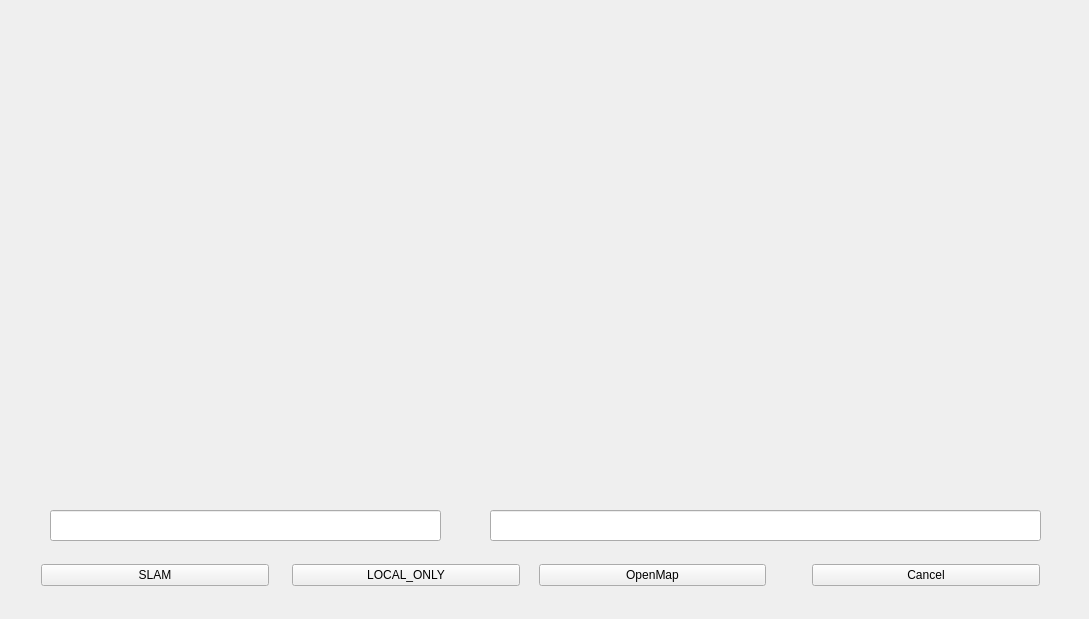
This is widget.ui in izhengfan/MapViewer as Qt 5 draws it before an edit. The edited form follows.
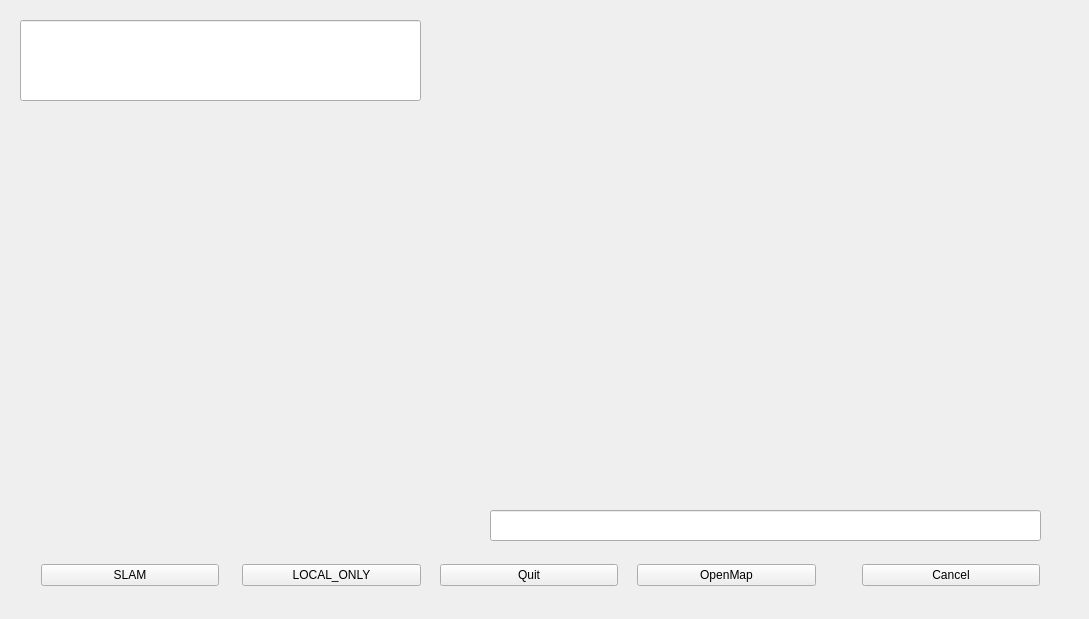
This is the edited form. Custom widgets are drawn as their Qt base class.

Commit message: add 'quit' command

Patch:
```diff
--- a/widget.ui
+++ b/widget.ui
@@ -33,7 +33,7 @@
    <property name="geometry">
     <rect>
      <x>20</x>
-     <y>50</y>
+     <y>130</y>
      <width>410</width>
      <height>370</height>
     </rect>
@@ -98,6 +98,29 @@
       </property>
      </spacer>
     </item>
+    <item>
+     <widget class="QPushButton" name="quitButton">
+      <property name="text">
+       <string>Quit</string>
+      </property>
+     </widget>
+    </item>
+    <item>
+     <spacer name="horizontalSpacer_6">
+      <property name="orientation">
+       <enum>Qt::Horizontal</enum>
+      </property>
+      <property name="sizeType">
+       <enum>QSizePolicy::Preferred</enum>
+      </property>
+      <property name="sizeHint" stdset="0">
+       <size>
+        <width>13</width>
+        <height>28</height>
+       </size>
+      </property>
+     </spacer>
+    </item>
     <item>
      <widget class="QPushButton" name="openButton">
       <property name="text">
@@ -143,10 +166,10 @@
   <widget class="QLineEdit" name="statusLineEdit">
    <property name="geometry">
     <rect>
-     <x>50</x>
-     <y>510</y>
-     <width>391</width>
-     <height>31</height>
+     <x>20</x>
+     <y>20</y>
+     <width>401</width>
+     <height>81</height>
     </rect>
    </property>
   </widget>
```
The commit also changes 4 other files.
